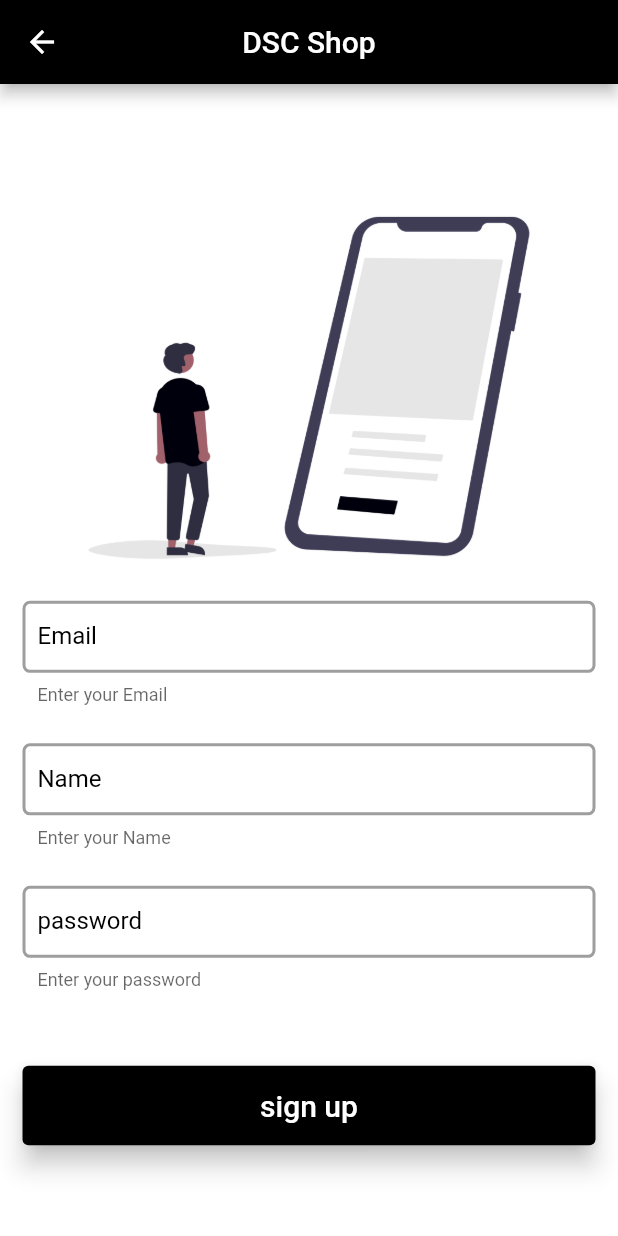
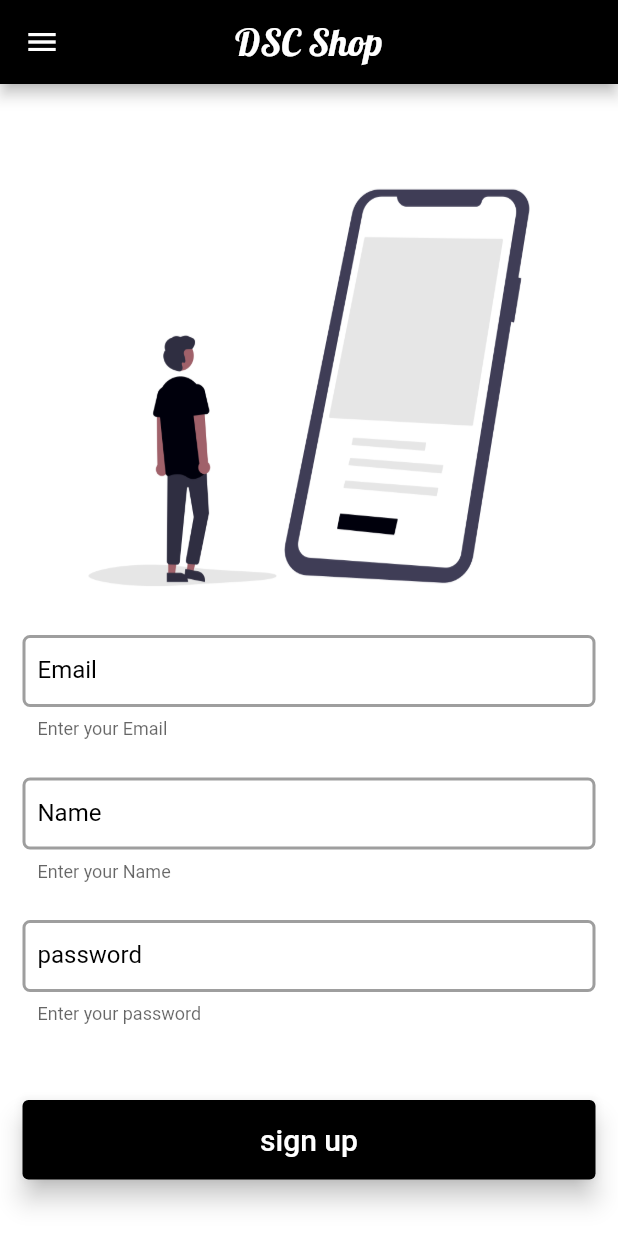
Before and after one commit to El-Helbawy-M/Dsc_Shop, a Flutter app: the SignUpScreen screen opened directly, on a phone screen of 412 x 824 dp. Run offline on Flutter 3.47's test engine with Material 2 defaults, Android fonts, the phone set to English and light mode, and no system bars; our stand-ins replace cloud_firestore, firebase_auth, firebase_core; missing offline and left inert: splash_screen_view; accounts and stored records are empty; network calls fail.

```diff
--- a/lib/Layout/Screens/signUp_form_screen.dart
+++ b/lib/Layout/Screens/signUp_form_screen.dart
@@ -10,11 +10,53 @@ class SignUpScreen extends StatelessWidget {
   @override
   Widget build(BuildContext context) {
     return Scaffold(
+      //TODO: this drawer just for test
+      drawer: Drawer(
+        child: ListView(
+          children: [
+            Container(
+              color: Colors.grey.shade300,
+              width: double.infinity,
+              height: 200,
+            child:  Column(
+                mainAxisAlignment: MainAxisAlignment.center,
+                children: [
+                  CircleAvatar(
+                    backgroundImage: AssetImage('Images/brunch1.png'),
+                    backgroundColor: Colors.white,
+                    radius: 30,
+                  ),
+                  SizedBox(height: 10,),
+                  Text('user name', style: TextStyle(fontSize: 20, fontWeight: FontWeight.bold, fontFamily: 'Lobster'),),
+                  Text('userName@gmail.com',style: TextStyle(fontSize: 15)),
+
+                ],
+              ),
+            ),
+            Container(
+              color: Colors.red,
+            /*  child: Column(
+               mainAxisAlignment: MainAxisAlignment.center,
+                //crossAxisAlignment: CrossAxisAlignment.center,
+                children: [
+                  CircleAvatar(
+                    backgroundImage: AssetImage('Images/brunch1.png'),
+                    backgroundColor: Colors.white,
+                    radius: 30,
+                  ),
+                  Text('user name'),
+                  Text('userName@gmail.com'),
+
+                ],
+              ),*/
+            ),
+          ],
+        ),
+      ),
       backgroundColor: Colors.white,
       appBar: AppBar(
         centerTitle: true,
-        title: Text('DSC Shop'),
-        // backgroundColor: Colors.black,
+        title: Text('DSC Shop', style:TextStyle(fontFamily: 'Lobster', fontSize: 25),),
       ), // AppBar
       body: Center(
         child: Container(
@@ -23,16 +65,18 @@ class SignUpScreen extends StatelessWidget {
             key: formKey,
             child: SingleChildScrollView(
               child: Column(
-              mainAxisAlignment: MainAxisAlignment.spaceBetween,                children: [
+                mainAxisAlignment: MainAxisAlignment.spaceBetween,
+                children: [
                   Container(
                     width: MediaQuery.of(context).size.width,
-                    height: MediaQuery.of(context).size.height / 2.9,
+                    height: MediaQuery.of(context).size.height / 2.5,
                     decoration: BoxDecoration(
                         image: DecorationImage(
-                          fit: BoxFit.fill,
-                          image: AssetImage('Images/signup.png',),
-                        )
-                    ),
+                      fit: BoxFit.fill,
+                      image: AssetImage(
+                        'Images/signup.png',
+                      ),
+                    )),
                   ),
                   SignInTextFormField(
                     labelText: 'Email',
@@ -79,7 +123,9 @@ class SignUpScreen extends StatelessWidget {
                       }
                     },
                   ),
-         SizedBox(height: 30,),
+                  SizedBox(
+                    height: 30,
+                  ),
 
                   //************************* signUp button
                   //********************************************
@@ -93,7 +139,7 @@ class SignUpScreen extends StatelessWidget {
                             builder: (context) {
                               return AlertDialog(
                                 title:
-                                Text('Are you sure you want to sign in?'),
+                                    Text('Are you sure you want to sign in?'),
                                 //content: Text('hi'),
                                 actions: [
                                   //********************** cancel button
@@ -103,8 +149,8 @@ class SignUpScreen extends StatelessWidget {
                                       // Navigator.pop(context);
                                       Navigator.push(context,
                                           MaterialPageRoute(builder: (context) {
-                                            return SignUpScreen();
-                                          }));
+                                        return SignUpScreen();
+                                      }));
                                     },
                                     child: Text('cancel'),
                                   ), // TextButton
--- a/pubspec.yaml
+++ b/pubspec.yaml
@@ -83,5 +83,9 @@ flutter:
   #       - asset: fonts/TrajanPro_Bold.ttf
   #         weight: 700
   #
+  fonts:
+    - family: Lobster
+      fonts:
+        - asset: fonts/Lobster-Regular.ttf
   # For details regarding fonts from package dependencies,
   # see https://flutter.dev/custom-fonts/#from-packages
```
Also changed, not shown: lib/Layout/Screens/HomeScreen.dart (+25 -6 lines), lib/Layout/Screens/WishlistScreen.dart (+35 -15 lines), lib/Layout/widgets/cloth_item.dart (+13 -15 lines), lib/main.dart (+4 -4 lines), fonts/Lobster-Regular.ttf (added), 32 other files.
